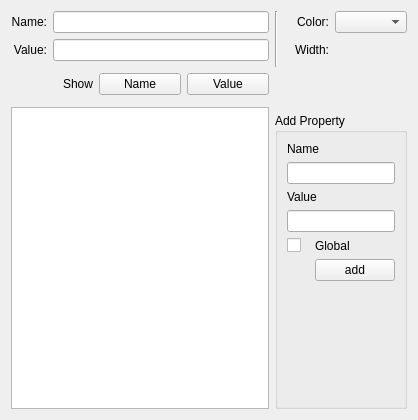
Qt form src/Interface/PointerPropertiesWidget.ui (KDE/rocs) before a commit.
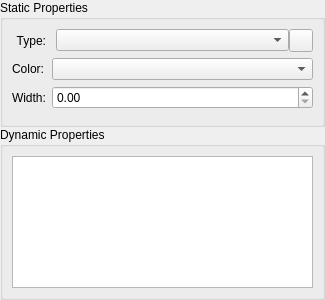
The same form after that commit. Custom widgets are drawn as their Qt base class.

Commit message: Cleanup pointer properties dialog.

```diff
--- a/src/Interface/PointerPropertiesWidget.ui
+++ b/src/Interface/PointerPropertiesWidget.ui
@@ -6,218 +6,169 @@
    <rect>
     <x>0</x>
     <y>0</y>
-    <width>418</width>
-    <height>420</height>
+    <width>325</width>
+    <height>300</height>
    </rect>
   </property>
+  <property name="sizePolicy">
+   <sizepolicy hsizetype="Preferred" vsizetype="Preferred">
+    <horstretch>0</horstretch>
+    <verstretch>0</verstretch>
+   </sizepolicy>
+  </property>
+  <property name="minimumSize">
+   <size>
+    <width>0</width>
+    <height>0</height>
+   </size>
+  </property>
   <property name="windowTitle">
    <string>Edge Properties</string>
   </property>
-  <layout class="QGridLayout" name="gridLayout_2">
-   <item row="0" column="0">
-    <widget class="QLabel" name="label">
-     <property name="text">
-      <string>Name:</string>
+  <layout class="QVBoxLayout" name="verticalLayout_3">
+   <property name="spacing">
+    <number>0</number>
+   </property>
+   <property name="margin">
+    <number>0</number>
+   </property>
+   <item>
+    <widget class="QGroupBox" name="Appearance">
+     <property name="title">
+      <string>Static Properties</string>
      </property>
-     <property name="alignment">
-      <set>Qt::AlignRight|Qt::AlignTrailing|Qt::AlignVCenter</set>
-     </property>
-     <property name="buddy">
-      <cstring>_name</cstring>
-     </property>
+     <layout class="QVBoxLayout" name="verticalLayout_4">
+      <item>
+       <layout class="QGridLayout" name="gridLayout_3">
+        <item row="2" column="0">
+         <widget class="QLabel" name="label">
+          <property name="text">
+           <string>Width:</string>
+          </property>
+          <property name="buddy">
+           <cstring>_width</cstring>
+          </property>
+         </widget>
+        </item>
+        <item row="1" column="1">
+         <widget class="KColorCombo" name="_color">
+          <property name="toolTip">
+           <string>Node color</string>
+          </property>
+         </widget>
+        </item>
+        <item row="1" column="0">
+         <widget class="QLabel" name="label_6">
+          <property name="sizePolicy">
+           <sizepolicy hsizetype="Fixed" vsizetype="Minimum">
+            <horstretch>0</horstretch>
+            <verstretch>0</verstretch>
+           </sizepolicy>
+          </property>
+          <property name="toolTip">
+           <string>Node color</string>
+          </property>
+          <property name="text">
+           <string>Color:</string>
+          </property>
+          <property name="alignment">
+           <set>Qt::AlignRight|Qt::AlignTrailing|Qt::AlignVCenter</set>
+          </property>
+          <property name="buddy">
+           <cstring>_color</cstring>
+          </property>
+         </widget>
+        </item>
+        <item row="2" column="1">
+         <widget class="QDoubleSpinBox" name="_width"/>
+        </item>
+        <item row="0" column="0">
+         <widget class="QLabel" name="label_3">
+          <property name="sizePolicy">
+           <sizepolicy hsizetype="Preferred" vsizetype="Preferred">
+            <horstretch>0</horstretch>
+            <verstretch>0</verstretch>
+           </sizepolicy>
+          </property>
+          <property name="layoutDirection">
+           <enum>Qt::LeftToRight</enum>
+          </property>
+          <property name="text">
+           <string>Type:</string>
+          </property>
+          <property name="alignment">
+           <set>Qt::AlignRight|Qt::AlignTrailing|Qt::AlignVCenter</set>
+          </property>
+          <property name="buddy">
+           <cstring>_pointerType</cstring>
+          </property>
+         </widget>
+        </item>
+        <item row="0" column="1">
+         <widget class="QWidget" name="widget" native="true">
+          <layout class="QGridLayout" name="gridLayout_2">
+           <property name="leftMargin">
+            <number>4</number>
+           </property>
+           <property name="topMargin">
+            <number>0</number>
+           </property>
+           <property name="rightMargin">
+            <number>0</number>
+           </property>
+           <property name="bottomMargin">
+            <number>0</number>
+           </property>
+           <property name="spacing">
+            <number>0</number>
+           </property>
+           <item row="0" column="1">
+            <widget class="KComboBox" name="_pointerType">
+             <property name="sizePolicy">
+              <sizepolicy hsizetype="Expanding" vsizetype="Fixed">
+               <horstretch>0</horstretch>
+               <verstretch>0</verstretch>
+              </sizepolicy>
+             </property>
+            </widget>
+           </item>
+           <item row="0" column="2">
+            <widget class="QToolButton" name="_editType">
+             <property name="text">
+              <string/>
+             </property>
+            </widget>
+           </item>
+          </layout>
+         </widget>
+        </item>
+       </layout>
+      </item>
+      <item>
+       <widget class="QFrame" name="extraItems">
+        <property name="frameShape">
+         <enum>QFrame::StyledPanel</enum>
+        </property>
+        <property name="frameShadow">
+         <enum>QFrame::Plain</enum>
+        </property>
+       </widget>
+      </item>
+     </layout>
     </widget>
    </item>
-   <item row="0" column="1">
-    <widget class="KLineEdit" name="_name">
-     <property name="toolTip">
-      <string>Edge name</string>
-     </property>
-    </widget>
-   </item>
-   <item row="0" column="2" rowspan="3">
-    <widget class="Line" name="line">
-     <property name="orientation">
-      <enum>Qt::Vertical</enum>
-     </property>
-    </widget>
-   </item>
-   <item row="0" column="3">
-    <widget class="QLabel" name="label_3">
-     <property name="text">
-      <string>Color:</string>
-     </property>
-     <property name="alignment">
-      <set>Qt::AlignRight|Qt::AlignTrailing|Qt::AlignVCenter</set>
-     </property>
-     <property name="buddy">
-      <cstring>_color</cstring>
-     </property>
-    </widget>
-   </item>
-   <item row="0" column="4">
-    <widget class="KColorCombo" name="_color">
-     <property name="toolTip">
-      <string>Edge color</string>
-     </property>
-    </widget>
-   </item>
-   <item row="1" column="0">
-    <widget class="QLabel" name="label_2">
-     <property name="text">
-      <string>Value:</string>
-     </property>
-     <property name="alignment">
-      <set>Qt::AlignRight|Qt::AlignTrailing|Qt::AlignVCenter</set>
-     </property>
-     <property name="buddy">
-      <cstring>_value</cstring>
-     </property>
-    </widget>
-   </item>
-   <item row="1" column="1">
-    <widget class="KLineEdit" name="_value">
-     <property name="toolTip">
-      <string>Edge value</string>
-     </property>
-    </widget>
-   </item>
-   <item row="1" column="3">
-    <widget class="QLabel" name="label_4">
-     <property name="toolTip">
-      <string>Edge width</string>
-     </property>
-     <property name="text">
-      <string>Width:</string>
-     </property>
-     <property name="alignment">
-      <set>Qt::AlignRight|Qt::AlignTrailing|Qt::AlignVCenter</set>
-     </property>
-     <property name="buddy">
-      <cstring>_width</cstring>
-     </property>
-    </widget>
-   </item>
-   <item row="1" column="4">
-    <widget class="KDoubleNumInput" name="_width"/>
-   </item>
-   <item row="3" column="0" colspan="2">
-    <layout class="QHBoxLayout" name="horizontalLayout">
-     <item>
-      <widget class="QLabel" name="label_6">
-       <property name="text">
-        <string>Show</string>
-       </property>
-       <property name="alignment">
-        <set>Qt::AlignRight|Qt::AlignTrailing|Qt::AlignVCenter</set>
-       </property>
-      </widget>
-     </item>
-     <item>
-      <widget class="KPushButton" name="_showName">
-       <property name="toolTip">
-        <string>Show/hide edge name</string>
-       </property>
-       <property name="text">
-        <string>Name</string>
-       </property>
-       <property name="checkable">
-        <bool>true</bool>
-       </property>
-      </widget>
-     </item>
-     <item>
-      <widget class="KPushButton" name="_showValue">
-       <property name="toolTip">
-        <string>Show/add edge value</string>
-       </property>
-       <property name="text">
-        <string>Value</string>
-       </property>
-       <property name="checkable">
-        <bool>true</bool>
-       </property>
-      </widget>
-     </item>
-    </layout>
-   </item>
-   <item row="4" column="0" colspan="5">
-    <widget class="QFrame" name="_extraProperties">
-     <property name="frameShape">
-      <enum>QFrame::StyledPanel</enum>
-     </property>
-     <property name="frameShadow">
-      <enum>QFrame::Plain</enum>
-     </property>
-    </widget>
-   </item>
-   <item row="5" column="0" rowspan="2" colspan="2">
-    <widget class="QTableView" name="_propertiesTable"/>
-   </item>
-   <item row="6" column="2" colspan="3">
-    <widget class="QGroupBox" name="groupBox">
+   <item>
+    <widget class="QGroupBox" name="DynamicProperties">
      <property name="title">
-      <string>Add Property</string>
+      <string>Dynamic Properties</string>
      </property>
      <layout class="QGridLayout" name="gridLayout">
-      <item row="0" column="0" colspan="2">
-       <widget class="QLabel" name="label_7">
-        <property name="text">
-         <string>Name</string>
-        </property>
-        <property name="buddy">
-         <cstring>_propertyName</cstring>
-        </property>
-       </widget>
-      </item>
       <item row="1" column="0" colspan="2">
-       <widget class="KLineEdit" name="_propertyName"/>
-      </item>
-      <item row="2" column="0" colspan="2">
-       <widget class="QLabel" name="label_8">
-        <property name="text">
-         <string>Value</string>
-        </property>
-        <property name="buddy">
-         <cstring>_propertyValue</cstring>
-        </property>
-       </widget>
-      </item>
-      <item row="3" column="0" colspan="2">
-       <widget class="KLineEdit" name="_propertyValue"/>
-      </item>
-      <item row="4" column="0">
-       <widget class="QCheckBox" name="_isPropertyGlobal">
-        <property name="text">
-         <string/>
-        </property>
-       </widget>
-      </item>
-      <item row="4" column="1">
-       <widget class="QLabel" name="label_9">
-        <property name="text">
-         <string>Global</string>
-        </property>
-       </widget>
-      </item>
-      <item row="6" column="1">
-       <spacer name="verticalSpacer">
-        <property name="orientation">
-         <enum>Qt::Vertical</enum>
-        </property>
-        <property name="sizeHint" stdset="0">
-         <size>
-          <width>20</width>
-          <height>40</height>
-         </size>
-        </property>
-       </spacer>
-      </item>
-      <item row="5" column="1">
-       <widget class="KPushButton" name="_addProperty">
-        <property name="text">
-         <string>add</string>
-        </property>
-       </widget>
+       <layout class="QHBoxLayout" name="horizontalLayout_2">
+        <item>
+         <widget class="QTableView" name="_propertiesTable"/>
+        </item>
+       </layout>
       </item>
      </layout>
     </widget>
@@ -231,19 +182,9 @@
    <header>kcolorcombo.h</header>
   </customwidget>
   <customwidget>
-   <class>KDoubleNumInput</class>
-   <extends>QWidget</extends>
-   <header>knuminput.h</header>
-  </customwidget>
-  <customwidget>
-   <class>KLineEdit</class>
-   <extends>QLineEdit</extends>
-   <header>klineedit.h</header>
-  </customwidget>
-  <customwidget>
-   <class>KPushButton</class>
-   <extends>QPushButton</extends>
-   <header>kpushbutton.h</header>
+   <class>KComboBox</class>
+   <extends>QComboBox</extends>
+   <header>kcombobox.h</header>
   </customwidget>
  </customwidgets>
  <tabstops>
```
Left out of the diff: 48 changed lines with no effect on the pictures. The commit also changes 4 other files.
